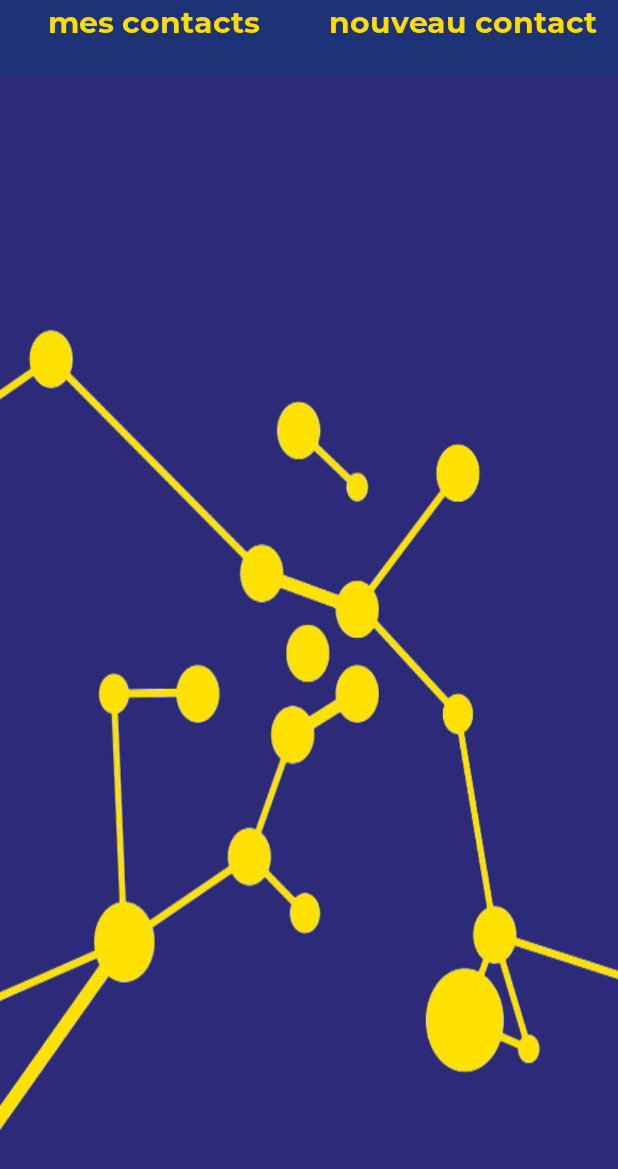
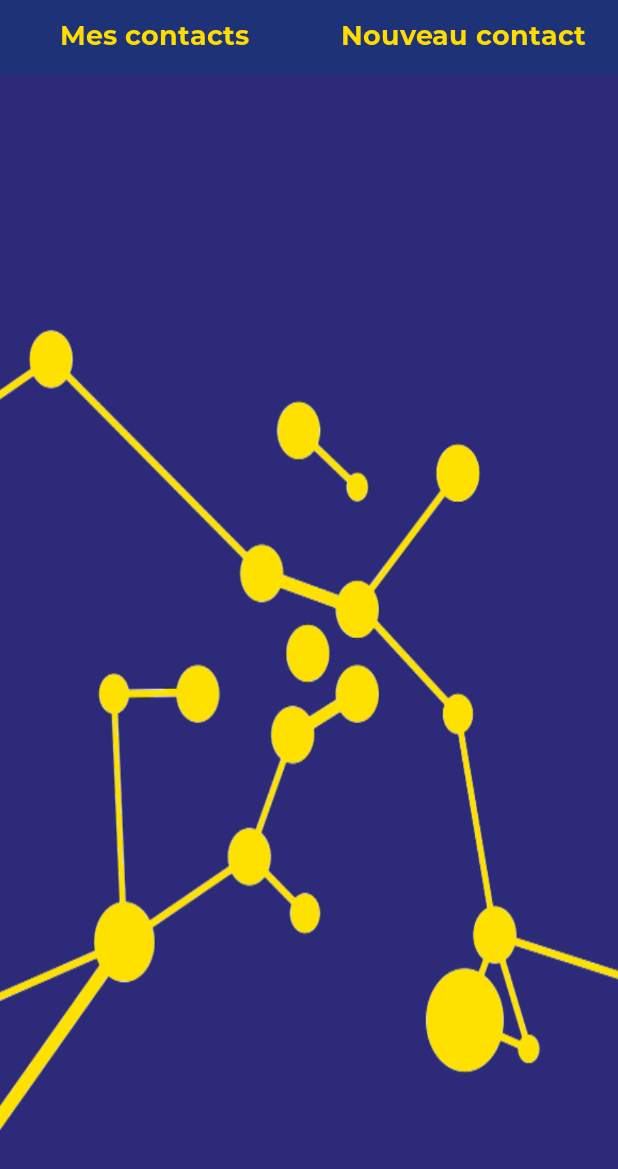
Before and after one commit to gcaule/-WCS--Hackathon-2, an Android app: the ContactActivity screen opened directly, with no data from a screen before it, on a phone screen of 412 x 824 dp. Shown: the top 1169 px of the screen. Run offline under Robolectric (Android 15) with nearby library versions, the phone set to English and light mode, and no system bars; our stand-ins replace Firebase (no records; nobody signed in at launch, a user with empty details on screens opened directly).

Commit message:
Worked on contact activity

```diff
--- a/app/src/main/res/layout/activity_contact.xml
+++ b/app/src/main/res/layout/activity_contact.xml
@@ -8,29 +8,32 @@
     tools:context="com.wcs.germain.winstatehack.ContactActivity">
 
     <LinearLayout
+        android:layout_height="50dp"
         android:layout_width="match_parent"
-        android:layout_height="50dp"
         android:orientation="horizontal">
 
         <TextView
             android:id="@+id/contact_tv"
+            android:layout_weight="1"
             android:layout_width="0dp"
-            android:layout_weight="1"
             android:layout_height="match_parent"
             android:gravity="center_horizontal"
-            android:textSize="20sp"
+            android:textSize="18sp"
+            android:layout_margin="10dp"
             android:textColor="@color/colorYellow"
-            android:text="mes contacts"/>
+            android:text="Mes contacts"/>
 
         <TextView
             android:id="@+id/contact_new"
+            android:layout_weight="1"
             android:layout_width="0dp"
-            android:layout_weight="1"
             android:layout_height="match_parent"
+            android:singleLine="false"
             android:gravity="center_horizontal"
-            android:textSize="20sp"
+            android:textSize="18sp"
+            android:layout_margin="10dp"
             android:textColor="@color/colorYellow"
-            android:text="nouveau contact"/>
+            android:text="Nouveau contact"/>
 
     </LinearLayout>
 
```
